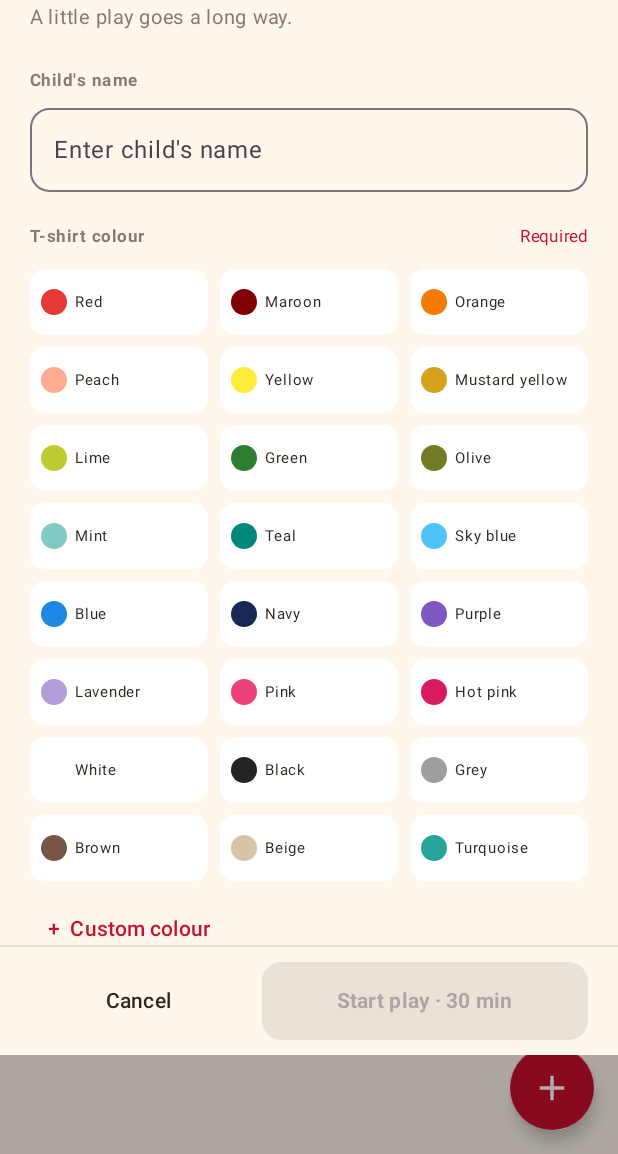
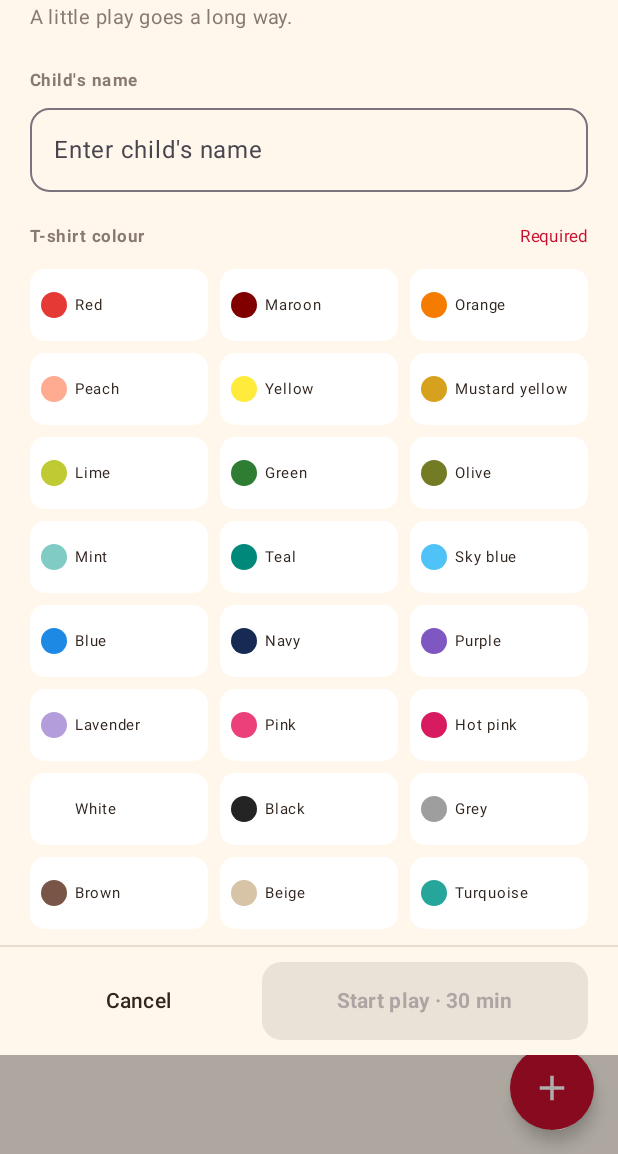
Before and after one commit to anujkeal/Play-area, an Android app built with Jetpack Compose: the screen it shows after launch (MainActivity), after a tap on "Add child", on a phone screen of 412 x 824 dp, the part 82-1236 px from its top. Run offline under Robolectric (Android 15) with nearby library versions, the phone set to English and light mode, and no system bars; our stand-ins replace Room's generated code.

Commit message:
Polish sentence case labels and 48dp colour controls

```diff
--- a/app/src/main/java/com/keal/playarea/MainActivity.kt
+++ b/app/src/main/java/com/keal/playarea/MainActivity.kt
@@ -315,7 +315,7 @@ private fun PlayAreaScreen() {
             Spacer(Modifier.height(22.dp))
             Row(verticalAlignment = Alignment.CenterVertically) {
                 Column(Modifier.weight(1f)) {
-                    Text("PLAY AREA", color = HamleysRed, fontSize = 12.sp, fontWeight = FontWeight.Bold, letterSpacing = 2.sp)
+                    Text("Play area", color = HamleysRed, fontSize = 12.sp, fontWeight = FontWeight.Bold, letterSpacing = 2.sp)
                     Text(
                         "Little moments,\nbig adventures.",
                         fontFamily = FontFamily.Serif,
@@ -328,7 +328,7 @@ private fun PlayAreaScreen() {
                 Surface(color = Color.White, shape = RoundedCornerShape(18.dp), border = BorderStroke(1.dp, Color(0xFFEDE1D3))) {
                     Column(Modifier.padding(horizontal = 17.dp, vertical = 12.dp), horizontalAlignment = Alignment.CenterHorizontally) {
                         Text("${active.size}", fontSize = 25.sp, fontWeight = FontWeight.Bold, color = HamleysRed)
-                        Text("ACTIVE", fontSize = 10.sp, fontWeight = FontWeight.Bold, letterSpacing = 1.sp, color = Muted)
+                        Text("Active", fontSize = 10.sp, fontWeight = FontWeight.Bold, letterSpacing = 1.sp, color = Muted)
                     }
                 }
             }
@@ -750,7 +750,7 @@ private fun AddChildSheet(onDismiss: () -> Unit, onStart: (String, ShirtColor, S
                         rowColors.forEach { swatch ->
                             val chosen = selectedColorHex.equals(swatch.hex, ignoreCase = true)
                             Surface(
-                                modifier = Modifier.weight(1f).height(44.dp).clickable {
+                                modifier = Modifier.weight(1f).height(48.dp).clickable {
                                     dismissKeyboard()
                                     selectedColorName = swatch.name
                                     selectedColorHex = swatch.hex
```
